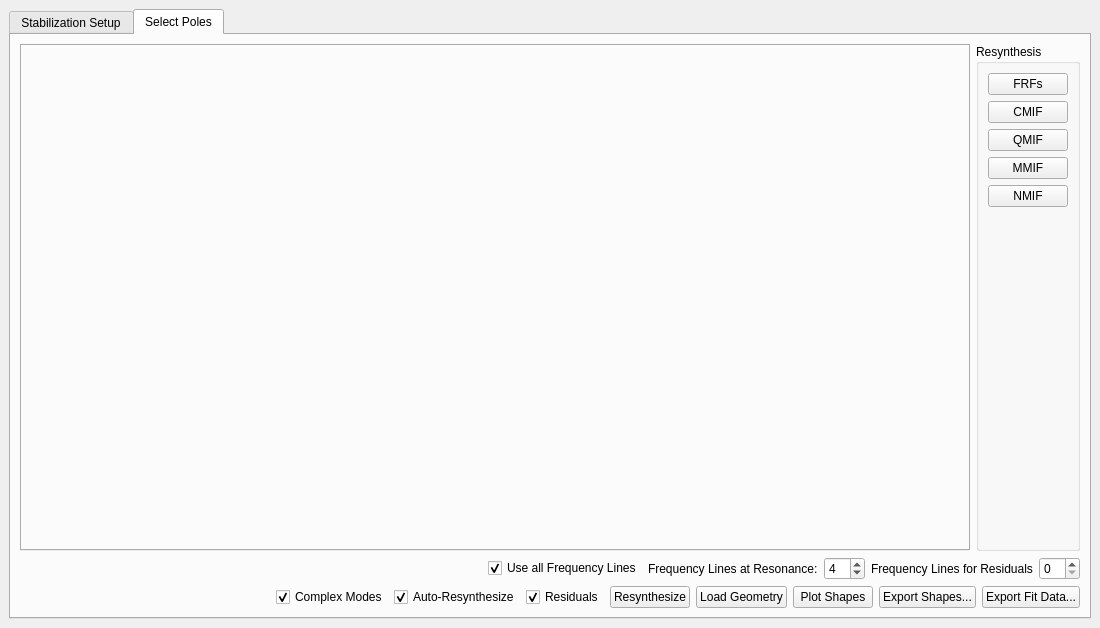
Before: the Qt Designer form src/sdynpy/modal/polypy.ui in sandialabs/sdynpy, drawn with Qt 5.
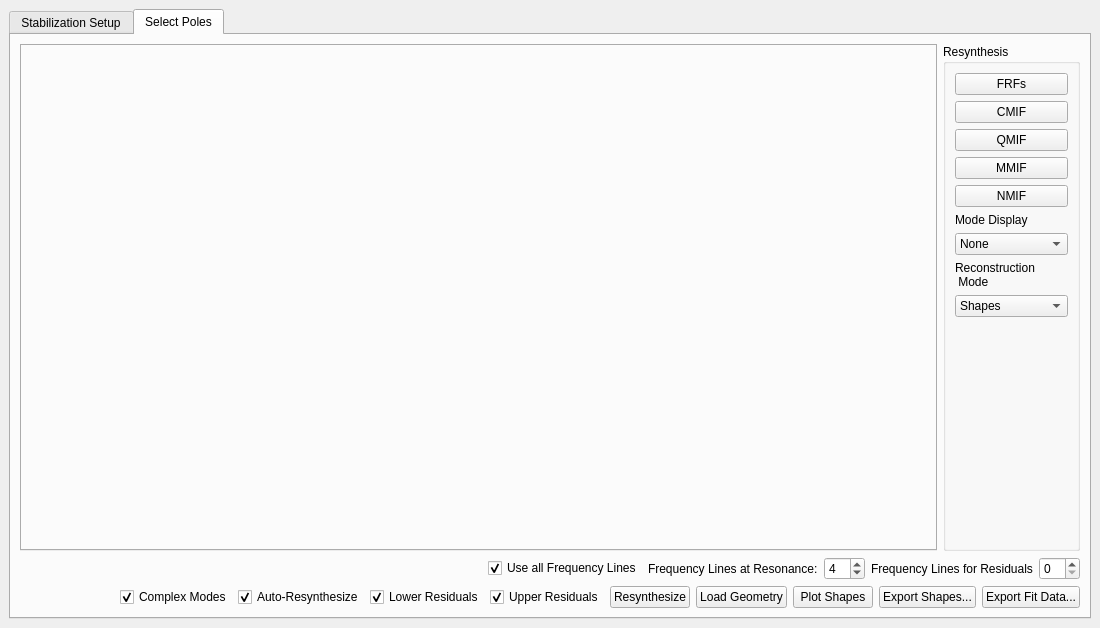
After: the same form once the commit is applied. The open tabs and pages were chosen to show the change. Custom widgets are drawn as their Qt base class.

Diff of the .ui file:
```diff
--- a/src/sdynpy/modal/polypy.ui
+++ b/src/sdynpy/modal/polypy.ui
@@ -338,6 +338,74 @@
                </property>
               </widget>
              </item>
+             <item>
+              <widget class="QLabel" name="mode_display_label">
+               <property name="text">
+                <string>Mode Display</string>
+               </property>
+              </widget>
+             </item>
+             <item>
+              <widget class="QComboBox" name="mode_display_selector">
+               <item>
+                <property name="text">
+                 <string>None</string>
+                </property>
+               </item>
+               <item>
+                <property name="text">
+                 <string>Vertical Line</string>
+                </property>
+               </item>
+               <item>
+                <property name="text">
+                 <string>Circle</string>
+                </property>
+               </item>
+               <item>
+                <property name="text">
+                 <string>X</string>
+                </property>
+               </item>
+               <item>
+                <property name="text">
+                 <string>+</string>
+                </property>
+               </item>
+               <item>
+                <property name="text">
+                 <string>Star</string>
+                </property>
+               </item>
+              </widget>
+             </item>
+             <item>
+              <widget class="QLabel" name="reconstruction_mode_label">
+               <property name="text">
+                <string>Reconstruction
+ Mode</string>
+               </property>
+              </widget>
+             </item>
+             <item>
+              <widget class="QComboBox" name="reconstruction_mode_selector">
+               <item>
+                <property name="text">
+                 <string>Shapes</string>
+                </property>
+               </item>
+               <item>
+                <property name="text">
+                 <string>Kernel</string>
+                </property>
+               </item>
+               <item>
+                <property name="text">
+                 <string>Only Residuals</string>
+                </property>
+               </item>
+              </widget>
+             </item>
              <item>
               <spacer name="resynthesis_spacer">
                <property name="orientation">
@@ -450,7 +518,17 @@
             <item>
              <widget class="QCheckBox" name="use_residuals_checkbox">
               <property name="text">
-               <string>Residuals</string>
+               <string>Lower Residuals</string>
+              </property>
+              <property name="checked">
+               <bool>true</bool>
+              </property>
+             </widget>
+            </item>
+            <item>
+             <widget class="QCheckBox" name="use_high_residuals_checkbox">
+              <property name="text">
+               <string>Upper Residuals</string>
               </property>
               <property name="checked">
                <bool>true</bool>
```
Left out of the diff: 2 changed lines with no effect on the pictures.
